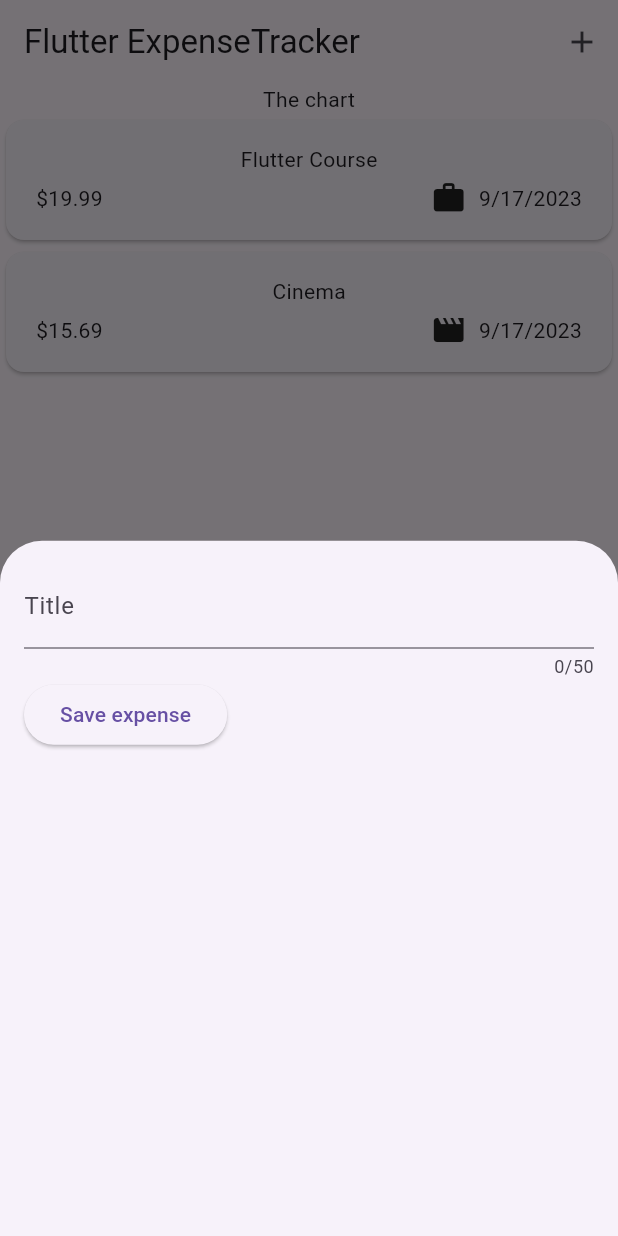
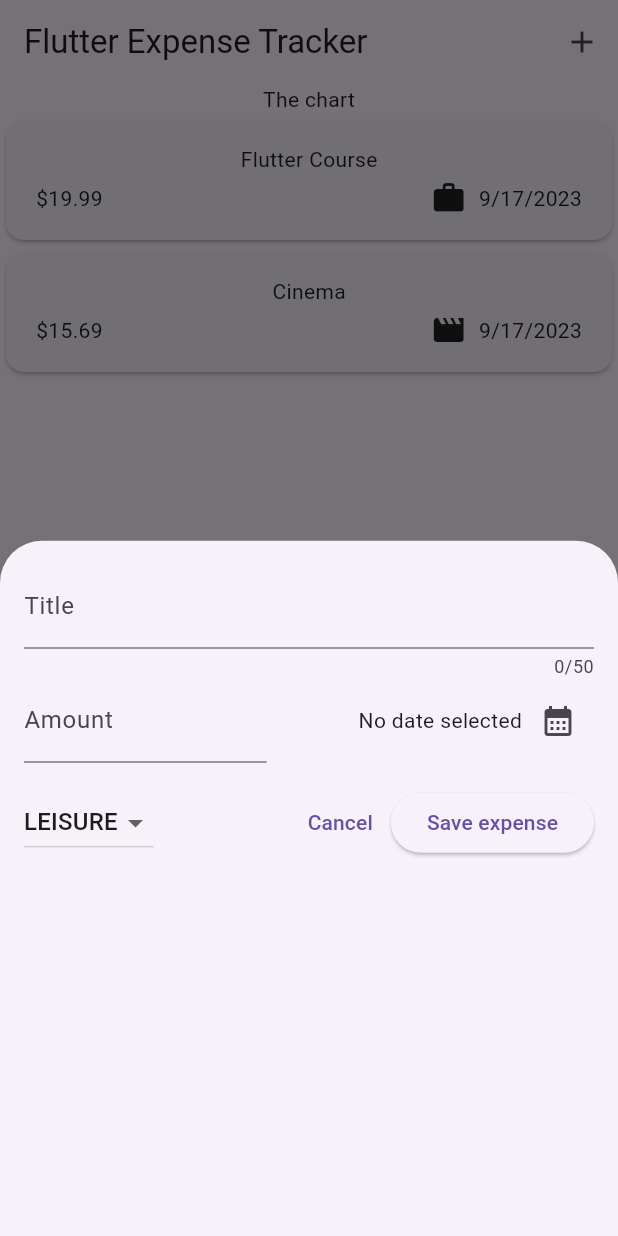
Before and after one commit to lLeoNeedl/expenses_tracker, a Flutter app: the screen it shows after launch, after a tap on the "add" icon, on a phone screen of 412 x 824 dp. Run offline on Flutter 3.47's test engine with Material 2 defaults, Android fonts, the phone set to English and light mode, and no system bars.

Commit message:
Adding dropdown button

```diff
--- a/lib/widgets/expenses.dart
+++ b/lib/widgets/expenses.dart
@@ -39,7 +39,7 @@ class _ExpensesState extends State<Expenses> {
   Widget build(BuildContext context) {
     return Scaffold(
       appBar: AppBar(
-        title: const Text('Flutter ExpenseTracker'),
+        title: const Text('Flutter Expense Tracker'),
         actions: [
           IconButton(
             onPressed: _openAddExpenseOverlay,
--- a/lib/widgets/new_expense.dart
+++ b/lib/widgets/new_expense.dart
@@ -1,3 +1,4 @@
+import 'package:expense_tracker/model/expense.dart';
 import 'package:flutter/material.dart';
 
 class NewExpense extends StatefulWidget {
@@ -11,10 +12,28 @@ class NewExpense extends StatefulWidget {
 
 class _NewExpenseState extends State<NewExpense> {
   final _titleContoller = TextEditingController();
+  final _amountController = TextEditingController();
+  DateTime? _selectedDate;
+  var _selectedCategory = Category.leisure;
+
+  void _presentDatePicker() async {
+    final now = DateTime.now();
+    final firstDate = DateTime(now.year - 1, now.month, now.day);
+    final pickedDate = await showDatePicker(
+      context: context,
+      initialDate: now,
+      firstDate: firstDate,
+      lastDate: now,
+    );
+    setState(() {
+      _selectedDate = pickedDate;
+    });
+  }
 
   @override
   void dispose() {
     _titleContoller.dispose();
+    _amountController.dispose();
     super.dispose();
   }
 
@@ -33,9 +52,73 @@ class _NewExpenseState extends State<NewExpense> {
           ),
           Row(
             children: [
+              Expanded(
+                flex: 4,
+                child: TextField(
+                  controller: _amountController,
+                  keyboardType: TextInputType.number,
+                  decoration: const InputDecoration(
+                    prefixText: '\$ ',
+                    label: Text('Amount'),
+                  ),
+                ),
+              ),
+              const SizedBox(width: 16),
+              Expanded(
+                flex: 5,
+                child: Row(
+                  mainAxisAlignment: MainAxisAlignment.end,
+                  crossAxisAlignment: CrossAxisAlignment.center,
+                  children: [
+                    Text(
+                      _selectedDate == null
+                          ? 'No date selected'
+                          : formatter.format(_selectedDate!),
+                    ),
+                    IconButton(
+                      onPressed: _presentDatePicker,
+                      icon: const Icon(
+                        Icons.calendar_month,
+                      ),
+                    ),
+                  ],
+                ),
+              ),
+            ],
+          ),
+          const SizedBox(height: 16),
+          Row(
+            children: [
+              DropdownButton(
+                value: _selectedCategory,
+                items: Category.values
+                    .map(
+                      (category) => DropdownMenuItem(
+                        value: category,
+                        child: Text(category.name.toUpperCase()),
+                      ),
+                    )
+                    .toList(),
+                onChanged: (value) {
+                  setState(() {
+                    if (value == null) {
+                      return;
+                    }
+                    _selectedCategory = value;
+                  });
+                },
+              ),
+              const Spacer(),
+              TextButton(
+                onPressed: () {
+                  Navigator.pop(context);
+                },
+                child: const Text('Cancel'),
+              ),
               ElevatedButton(
                 onPressed: () {
                   print(_titleContoller.text);
+                  print(_amountController.text);
                 },
                 child: const Text('Save expense'),
               ),
```
